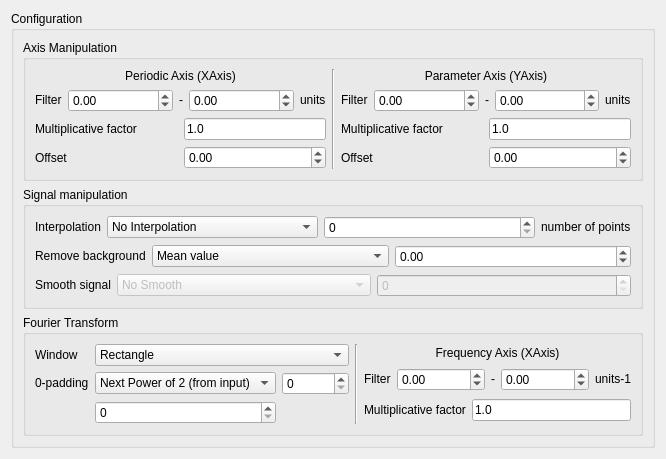
First picture: the form in signal_processing_toolbox.ui, repository Attolab/GUI_XUV_SE10, before the edit.
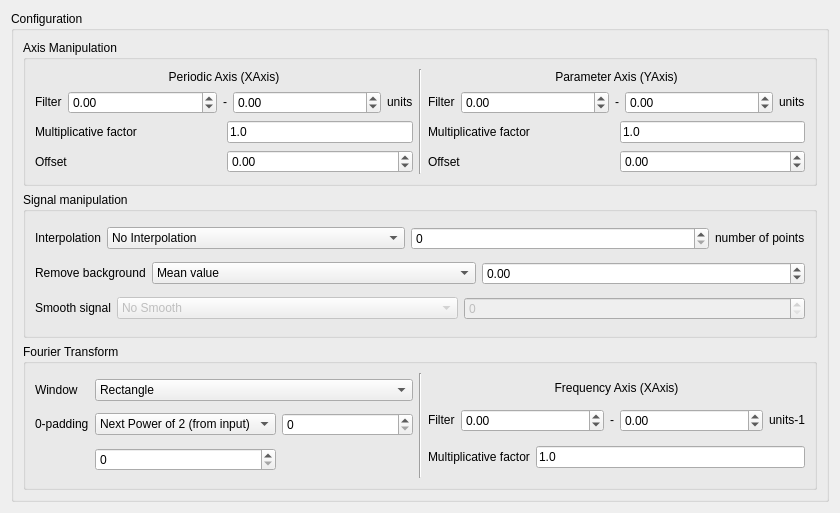
Second picture: the form after the edit.

What changed in the file:
```diff
--- a/signal_processing_toolbox.ui
+++ b/signal_processing_toolbox.ui
@@ -6,8 +6,8 @@
    <rect>
     <x>0</x>
     <y>0</y>
-    <width>635</width>
-    <height>413</height>
+    <width>840</width>
+    <height>513</height>
    </rect>
   </property>
   <property name="windowTitle">
@@ -673,6 +673,9 @@
                <verstretch>0</verstretch>
               </sizepolicy>
              </property>
+             <property name="currentIndex">
+              <number>0</number>
+             </property>
              <item>
               <property name="text">
                <string>Rectangle</string>
```
